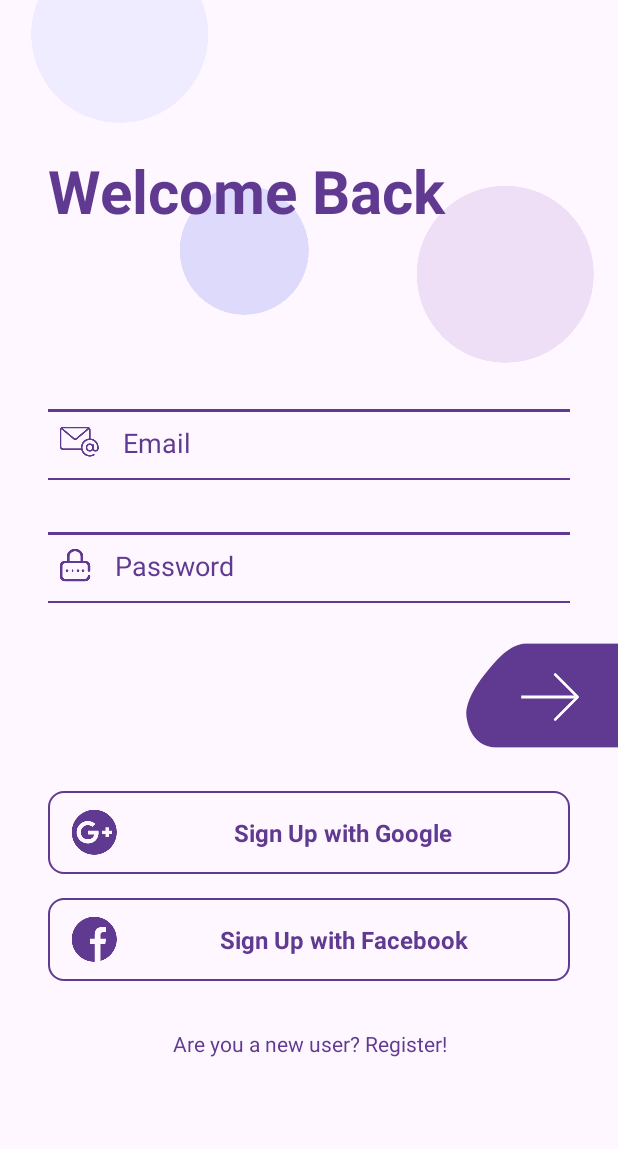
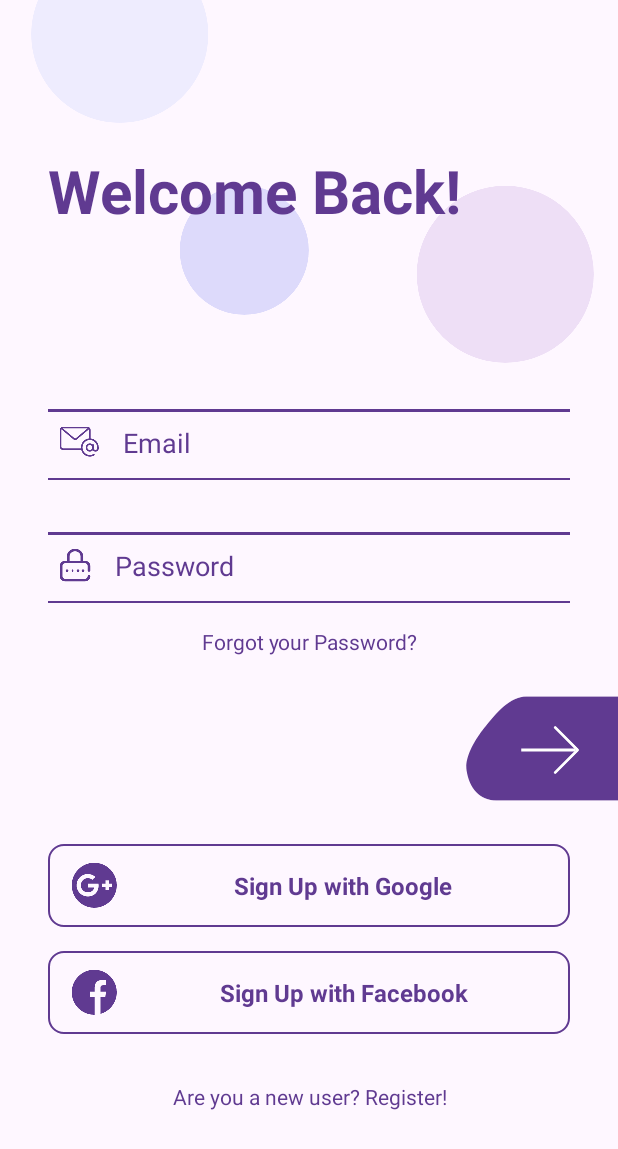
Before and after one commit to e-ManueI/TaskPro, an Android app: the LoginActivity screen opened directly, with no data from a screen before it, on a phone screen of 412 x 824 dp. Shown: the top 1149 px of the screen. Run offline under Robolectric (Android 15) with nearby library versions, the phone set to English and light mode, and no system bars; our stand-ins replace Firebase (no records; nobody signed in at launch, a user with empty details on screens opened directly).

Commit message:
Login Password Reset functionality

```diff
--- a/app/src/main/java/com/example/taskpro/LoginActivity.java
+++ b/app/src/main/java/com/example/taskpro/LoginActivity.java
@@ -24,8 +24,9 @@ import com.google.firebase.auth.FirebaseAuth;
 public class LoginActivity extends AppCompatActivity {
     private EditText editTextEmail;
     private EditText editTextPassword;
-
+    private TextView forgotPasswordTextView;
     private FirebaseAuth mAuth;
+    private PasswordResetHelper passwordResetHelper;
     private boolean isNetworkAvailable = true;
     private NetworkChangeReceiver networkChangeReceiver;
 
@@ -35,9 +36,11 @@ public class LoginActivity extends AppCompatActivity {
         setContentView(R.layout.activity_login);
 
         mAuth = FirebaseAuth.getInstance();
+        passwordResetHelper = new PasswordResetHelper();
 
         editTextEmail = findViewById(R.id.editTextTextEmail);
         editTextPassword = findViewById(R.id.editTextTextPassword);
+        forgotPasswordTextView = findViewById(R.id.textView23);
         ImageView imageViewLogin = findViewById(R.id.imageView5);
         TextView registerTextView = findViewById(R.id.textView5);
 
@@ -45,6 +48,19 @@ public class LoginActivity extends AppCompatActivity {
             @Override
             public void onClick(View v) {
                 login();
+            }
+        });
+
+        forgotPasswordTextView.setOnClickListener(new View.OnClickListener() {
+            @Override
+            public void onClick(View v) {
+                String email = editTextEmail.getText().toString().trim();
+                if (email.isEmpty()) {
+                    editTextEmail.setError("Email is Required");
+                    editTextEmail.requestFocus();
+                } else {
+                    passwordResetHelper.resetPassword(email, LoginActivity.this);
+                }
             }
         });
 
--- /dev/null
+++ b/app/src/main/java/com/example/taskpro/PasswordResetHelper.java
@@ -0,0 +1,30 @@
+package com.example.taskpro;
+
+import android.app.Activity;
+import android.widget.Toast;
+
+import androidx.annotation.NonNull;
+
+import com.google.android.gms.tasks.OnCompleteListener;
+import com.google.android.gms.tasks.Task;
+import com.google.firebase.auth.FirebaseAuth;
+
+public class PasswordResetHelper {
+    private FirebaseAuth mAuth;
+    public PasswordResetHelper() {
+        mAuth = FirebaseAuth.getInstance();
+    }
+    public void resetPassword(String email, final Activity activity) {
+        mAuth.sendPasswordResetEmail(email)
+                .addOnCompleteListener(new OnCompleteListener<Void>() {
+                    @Override
+                    public void onComplete(@NonNull Task<Void> task) {
+                        if (task.isSuccessful()) {
+                            Toast.makeText(activity, "Password reset email sent. Please check your email.", Toast.LENGTH_LONG).show();
+                        } else {
+                            Toast.makeText(activity, "Failed to send password reset email. Please check the email address.", Toast.LENGTH_SHORT).show();
+                        }
+                    }
+                });
+    }
+}
--- a/app/src/main/res/layout/activity_login.xml
+++ b/app/src/main/res/layout/activity_login.xml
@@ -14,7 +14,8 @@
         app:layout_constraintEnd_toEndOf="parent"
         app:layout_constraintStart_toStartOf="parent"
         app:layout_constraintTop_toTopOf="parent"
-        app:srcCompat="@drawable/top_background" />
+        app:srcCompat="@drawable/top_background"
+        android:contentDescription="@string/design"/>
 
     <ScrollView
         android:id="@+id/scrollView2"
@@ -37,7 +38,7 @@
                 android:layout_marginStart="32dp"
                 android:layout_marginTop="100dp"
                 android:layout_marginBottom="100dp"
-                android:text="Welcome Back"
+                android:text="@string/welcome"
                 android:textColor="@color/purple"
                 android:textSize="40sp"
                 android:textStyle="bold"
@@ -54,11 +55,12 @@
                 android:drawableStart="@drawable/email"
                 android:drawablePadding="16dp"
                 android:ems="10"
-                android:hint="Email"
+                android:hint="@string/prompt_email"
                 android:inputType="textEmailAddress"
                 android:padding="8dp"
                 android:textColor="@color/purple"
-                android:textColorHint="@color/purple" />
+                android:textColorHint="@color/purple"
+                android:autofillHints="" />
 
             <EditText
                 android:id="@+id/editTextTextPassword"
@@ -71,11 +73,21 @@
                 android:drawableStart="@drawable/password"
                 android:drawablePadding="16dp"
                 android:ems="10"
-                android:hint="Password"
+                android:hint="@string/prompt_password"
                 android:inputType="textPassword"
                 android:padding="8dp"
                 android:textColor="@color/purple"
-                android:textColorHint="@color/purple" />
+                android:textColorHint="@color/purple"
+                android:autofillHints="" />
+
+            <TextView
+                android:id="@+id/textView23"
+                android:layout_width="match_parent"
+                android:layout_height="wrap_content"
+                android:layout_marginTop="16dp"
+                android:gravity="center_horizontal"
+                android:text="@string/forget_password"
+                android:textColor="@color/purple"/>
 
             <ImageView
                 android:id="@+id/imageView5"
@@ -83,13 +95,14 @@
                 android:layout_gravity="end"
                 android:layout_marginTop="16dp"
                 android:layout_height="wrap_content"
-                app:srcCompat="@drawable/btn_login" />
+                app:srcCompat="@drawable/btn_login"
+                android:contentDescription="@string/action_sign_in"/>
 
             <androidx.appcompat.widget.AppCompatButton
                 android:id="@+id/button3"
                 android:layout_width="match_parent"
                 android:layout_height="55dp"
-                android:text="Sign Up with Google"
+                android:text="@string/signup_google"
                 android:layout_marginStart="32dp"
                 android:layout_marginEnd="32dp"
                 android:layout_marginTop="16dp"
@@ -106,7 +119,7 @@
                 android:id="@+id/button4"
                 android:layout_width="match_parent"
                 android:layout_height="55dp"
-                android:text="Sign Up with Facebook"
+                android:text="@string/signup_facebook"
                 android:layout_marginStart="32dp"
                 android:layout_marginEnd="32dp"
                 android:layout_marginTop="16dp"
@@ -123,7 +136,7 @@
                 android:id="@+id/textView5"
                 android:layout_width="match_parent"
                 android:layout_height="wrap_content"
-                android:text="Are you a new user? Register!"
+                android:text="@string/login_new_user"
                 android:textAlignment="center"
                 android:layout_marginTop="32dp"
                 android:textColor="@color/purple"/>
--- a/app/src/main/res/layout/nav_header.xml
+++ b/app/src/main/res/layout/nav_header.xml
@@ -12,6 +12,7 @@
     <ImageView
         android:layout_width="60dp"
         android:layout_height="60dp"
+        android:layout_marginTop="8dp"
         android:src="@drawable/nav_account"
         app:tint="@color/white"/>
 
@@ -30,8 +31,7 @@
         android:layout_height="wrap_content"
         android:text="manueltylan@gmail.com"
         android:textColor="@color/white"
-        android:textSize="13sp"
-        android:layout_marginBottom="16dp"/>
+        android:textSize="13sp" />
 
 
 
--- a/app/src/main/res/values/strings.xml
+++ b/app/src/main/res/values/strings.xml
@@ -5,8 +5,13 @@
     <string name="prompt_password">Password</string>
     <string name="action_sign_in">Sign in or register</string>
     <string name="action_sign_in_short">Sign in</string>
-    <string name="welcome">"Welcome !"</string>
+    <string name="welcome">Welcome Back!</string>
     <string name="invalid_username">Not a valid username</string>
+    <string name="design">UI design items</string>
+    <string name="forget_password">Forgot your Password?</string>
+    <string name="signup_google">Sign Up with Google</string>
+    <string name="signup_facebook">Sign Up with Facebook</string>
+    <string name="login_new_user">Are you a new user? Register!</string>
     <string name="invalid_password">Password must be >5 characters</string>
     <string name="login_failed">"Login failed"</string>
     <string name="title_activity_dashboard">DashboardActivity</string>
@@ -44,5 +49,4 @@
     <string name="default_notification_channel_name">Notifications</string>
 
 
-
 </resources>
```
Also changed, not shown: app/src/main/AndroidManifest.xml (+9 -10 lines), app/src/main/java/com/example/taskpro/ComplainsActivity.java (added, +14 -0 lines), app/src/main/res/layout/activity_complains.xml (added, +9 -0 lines).
